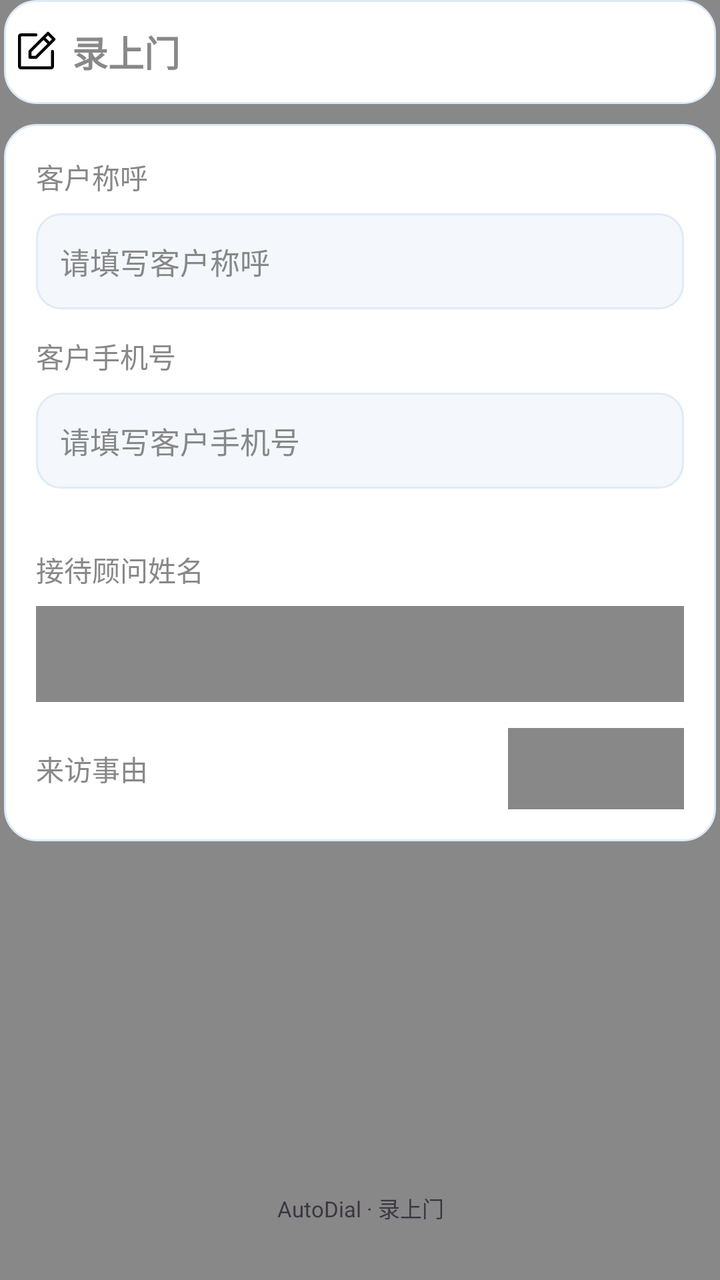
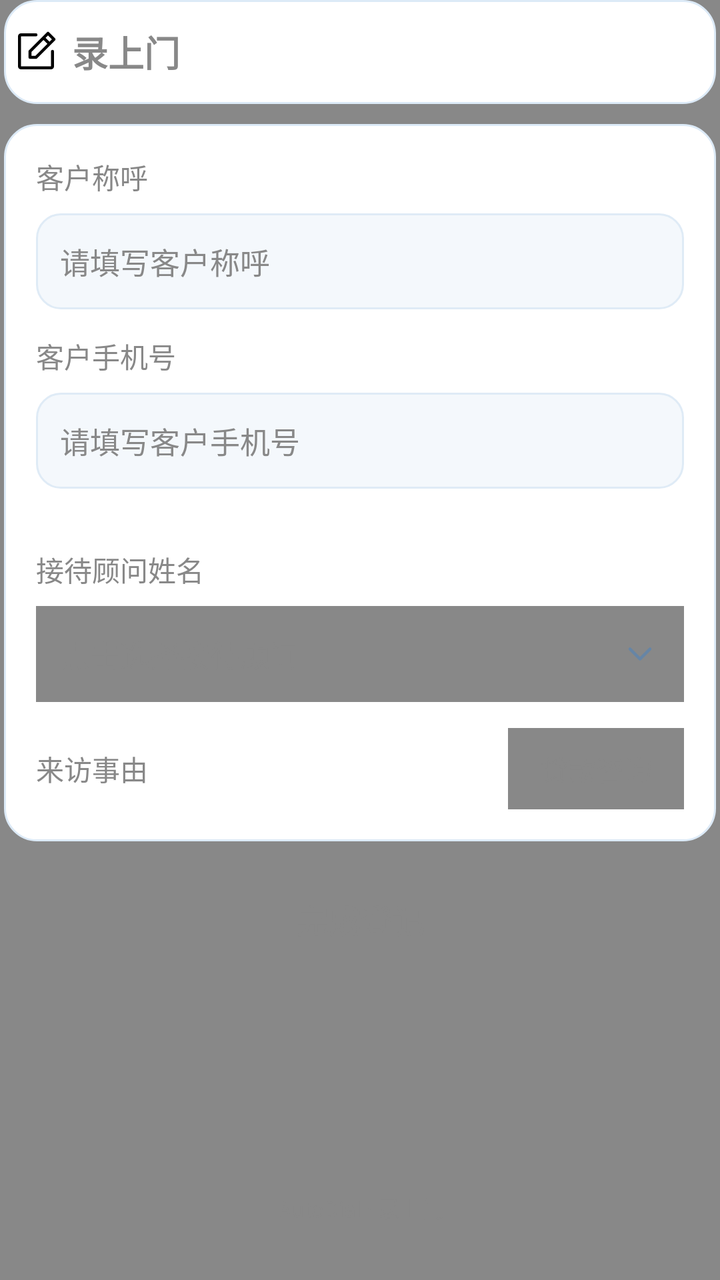

Screens rendered from an Android XML layout before and after an edit, with the pre-edit source and the edit as a unified diff.
<!-- AndroidManifest.xml: application theme Theme.AutoDial -->
<!-- res/layout/fragment_register.xml -->
<?xml version="1.0" encoding="utf-8"?>
<LinearLayout xmlns:android="http://schemas.android.com/apk/res/android"
    android:layout_width="match_parent"
    android:layout_height="match_parent"
    android:tag="bg"
    android:background="#888888"
    android:orientation="vertical"
    android:paddingStart="2dp"
    android:paddingTop="0dp"
    android:paddingEnd="2dp">

    
    <LinearLayout
        android:layout_width="match_parent"
        android:layout_height="52dp"
        android:tag="topBar"
        android:background="@drawable/bg_v3_card"
        android:gravity="center_vertical"
        android:orientation="horizontal"
        android:paddingStart="4dp"
        android:paddingEnd="4dp">

        <TextView
            android:layout_width="wrap_content"
            android:layout_height="wrap_content"
            android:text="录上门"
            android:drawableStart="@drawable/ic_ph_note_pencil"
            android:drawablePadding="6dp"
            android:tag="primaryLight"
            android:textColor="#888888"
            android:textSize="18sp"
            android:textStyle="bold" />
    </LinearLayout>

    
    <ScrollView
        android:layout_width="match_parent"
        android:layout_height="match_parent"
        android:layout_marginTop="10dp"
        android:fillViewport="true">

        <LinearLayout
            android:layout_width="match_parent"
            android:layout_height="wrap_content"
            android:orientation="vertical"
            android:paddingBottom="20dp">

            
            <LinearLayout
                android:layout_width="match_parent"
                android:layout_height="wrap_content"
                android:tag="bg2"
                android:background="@drawable/bg_v3_card"
                android:orientation="vertical"
                android:padding="16dp">

                
                <TextView
                    android:layout_width="wrap_content"
                    android:layout_height="wrap_content"
                    android:text="客户称呼"
                    android:tag="text"
                    android:textColor="#888888"
                    android:textSize="14sp"
                    android:layout_marginBottom="8dp" />

                <EditText
                    android:id="@+id/etCustomerName"
                    android:layout_width="match_parent"
                    android:layout_height="48dp"
                    android:tag="inputField"
                    android:background="@drawable/bg_v3_input"
                    android:hint="请填写客户称呼"
                    android:inputType="textPersonName"
                    android:maxLines="1"
                    android:paddingStart="12dp"
                    android:paddingEnd="12dp"
                    android:singleLine="true"
                    android:imeOptions="actionNext"
                    android:nextFocusForward="@+id/etCustomerMobile"
                    android:textColor="#888888"
                    android:textColorHint="#888888"
                    android:textSize="15sp" />

                
                <TextView
                    android:layout_width="wrap_content"
                    android:layout_height="wrap_content"
                    android:text="客户手机号"
                    android:tag="text"
                    android:textColor="#888888"
                    android:textSize="14sp"
                    android:layout_marginTop="13dp"
                    android:layout_marginBottom="8dp" />

                <EditText
                    android:id="@+id/etCustomerMobile"
                    android:layout_width="match_parent"
                    android:layout_height="48dp"
                    android:tag="inputField"
                    android:background="@drawable/bg_v3_input"
                    android:hint="请填写客户手机号"
                    android:inputType="number"
                    android:maxLength="11"
                    android:maxLines="1"
                    android:paddingStart="12dp"
                    android:paddingEnd="12dp"
                    android:singleLine="true"
                    android:textColor="#888888"
                    android:textColorHint="#888888"
                    android:textSize="15sp" />

                
                <View
                    android:layout_width="match_parent"
                    android:layout_height="1dp"
                    android:background="@drawable/bg_v3_input"
                    android:layout_marginTop="16dp"
                    android:layout_marginBottom="13dp" />

                
                <TextView
                    android:layout_width="wrap_content"
                    android:layout_height="wrap_content"
                    android:text="接待顾问姓名"
                    android:tag="text"
                    android:textColor="#888888"
                    android:textSize="14sp"
                    android:layout_marginBottom="8dp" />

                <EditText
                    android:id="@+id/etManagerName"
                    android:layout_width="match_parent"
                    android:layout_height="48dp"
                    android:tag="inputField"
                    android:background="#888888"
                    android:hint="点击选择接待顾问"
                    android:focusable="false"
                    android:cursorVisible="false"
                    android:maxLines="1"
                    android:paddingStart="12dp"
                    android:paddingEnd="12dp"
                    android:singleLine="true"
                    android:textColor="#888888"
                    android:textColorHint="#888888"
                    android:textSize="15sp" />

                
                <LinearLayout
                    android:layout_width="match_parent"
                    android:layout_height="wrap_content"
                    android:gravity="center_vertical"
                    android:orientation="horizontal"
                    android:layout_marginTop="13dp">

                    <TextView
                        android:layout_width="wrap_content"
                        android:layout_height="wrap_content"
                        android:text="来访事由"
                        android:tag="text"
                        android:textColor="#888888"
                        android:textSize="14sp" />

                    <View
                        android:layout_width="0dp"
                        android:layout_height="0dp"
                        android:layout_weight="1" />

                    <TextView
                        android:id="@+id/tvVisitType"
                        android:layout_width="wrap_content"
                        android:layout_height="wrap_content"
                        android:tag="chip"
                        android:background="#888888"
                        android:gravity="end"
                        android:paddingStart="16dp"
                        android:paddingEnd="16dp"
                        android:paddingTop="10dp"
                        android:paddingBottom="10dp"
                        android:text="贷款咨询"
                        android:textColor="#888888"
                        android:textSize="14sp" />
                </LinearLayout>

            </LinearLayout>

            
            <TextView
                android:id="@+id/btnSubmit"
                android:layout_width="match_parent"
                android:layout_height="48dp"
                android:layout_marginTop="15dp"
                android:tag="primaryBtn"
                android:background="#888888"
                android:gravity="center"
                android:text="完成登记"
                android:textColor="#888888"
                android:textSize="16sp"
                android:textStyle="bold" />

            
            <View
                android:layout_width="match_parent"
                android:layout_height="0dp"
                android:layout_weight="1"
                android:minHeight="40dp" />

            
            <TextView
                android:layout_width="match_parent"
                android:layout_height="wrap_content"
                android:gravity="center"
                android:text="AutoDial · 录上门"
                android:textColor="#3A3540"
                android:textSize="11sp"
                android:layout_marginBottom="8dp" />

        </LinearLayout>
    </ScrollView>

</LinearLayout>
<!-- resources referenced by this layout -->
<resources>
  <!-- drawable bg_v3_card (drawable) -->
  <?xml version="1.0" encoding="utf-8"?>
  <shape xmlns:android="http://schemas.android.com/apk/res/android" android:shape="rectangle">
      <solid android:color="#FFFFFF" />
      <stroke android:width="1dp" android:color="#DCEAF7" />
      <corners android:radius="16dp" />
  </shape>
  <!-- drawable bg_v3_input (drawable) -->
  <?xml version="1.0" encoding="utf-8"?>
  <shape xmlns:android="http://schemas.android.com/apk/res/android" android:shape="rectangle">
      <solid android:color="#F4F8FC" />
      <stroke android:width="1dp" android:color="#DFEBF6" />
      <corners android:radius="12dp" />
  </shape>
  <!-- drawable ic_ph_note_pencil (drawable) -->
  <?xml version="1.0" encoding="utf-8"?>
  <vector xmlns:android="http://schemas.android.com/apk/res/android"
      android:width="24dp" android:height="24dp"
      android:viewportWidth="256" android:viewportHeight="256">
      <path android:fillColor="#000000" android:pathData="M229.66,58.34l-32-32a8,8,0,0,0-11.32,0l-96,96A8,8,0,0,0,88,128v32a8,8,0,0,0,8,8h32a8,8,0,0,0,5.66-2.34l96-96A8,8,0,0,0,229.66,58.34ZM124.69,152H104V131.31l64-64L188.69,88ZM200,76.69,179.31,56,192,43.31,212.69,64ZM224,128v80a16,16,0,0,1-16,16H48a16,16,0,0,1-16-16V48A16,16,0,0,1,48,32h80a8,8,0,0,1,0,16H48V208H208V128a8,8,0,0,1,16,0Z" />
  </vector>
  <style name="Theme.AutoDial" parent="Theme.MaterialComponents.DayNight.NoActionBar">
          <item name="colorPrimary">#C9A84C</item>
          <item name="colorPrimaryDark">#111318</item>
          <item name="colorAccent">#F0C040</item>
          <item name="android:windowBackground">#111318</item>
          <item name="android:statusBarColor">#111318</item>
          <item name="android:navigationBarColor">#111318</item>
      </style>
</resources>

<!-- the commit's change to res/layout/fragment_register.xml (unified diff, before → after) -->
@@ -141,6 +141,8 @@
                     android:paddingStart="12dp"
                     android:paddingEnd="12dp"
                     android:singleLine="true"
+                    android:drawableEnd="@drawable/ic_ph_caret_down"
+                    android:drawablePadding="8dp"
                     android:textColor="#888888"
                     android:textColorHint="#888888"
                     android:textSize="15sp" />
@@ -211,7 +213,8 @@
                 android:layout_height="wrap_content"
                 android:gravity="center"
                 android:text="AutoDial · 录上门"
-                android:textColor="#3A3540"
+                android:tag="text2"
+                android:textColor="#888888"
                 android:textSize="11sp"
                 android:layout_marginBottom="8dp" />
 
<!-- resource entries referenced after the edit -->
@@ -14,6 +14,21 @@
       <stroke android:width="1dp" android:color="#DFEBF6" />
       <corners android:radius="12dp" />
   </shape>
+  <!-- drawable ic_ph_caret_down (drawable) -->
+  <?xml version="1.0" encoding="utf-8"?>
+  <vector xmlns:android="http://schemas.android.com/apk/res/android"
+      android:width="20dp"
+      android:height="20dp"
+      android:viewportWidth="24"
+      android:viewportHeight="24">
+      <path
+          android:fillColor="@android:color/transparent"
+          android:strokeColor="#6685A6"
+          android:strokeWidth="1.8"
+          android:strokeLineCap="round"
+          android:strokeLineJoin="round"
+          android:pathData="M6,9l6,6l6,-6" />
+  </vector>
   <!-- drawable ic_ph_note_pencil (drawable) -->
   <?xml version="1.0" encoding="utf-8"?>
   <vector xmlns:android="http://schemas.android.com/apk/res/android"
